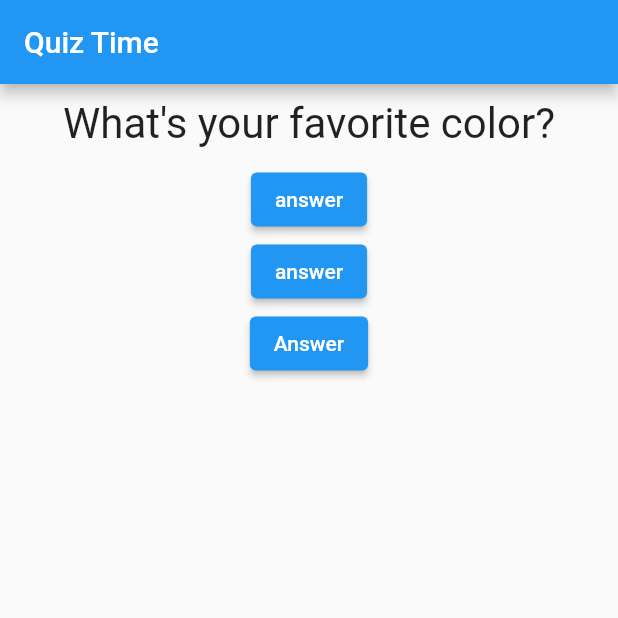
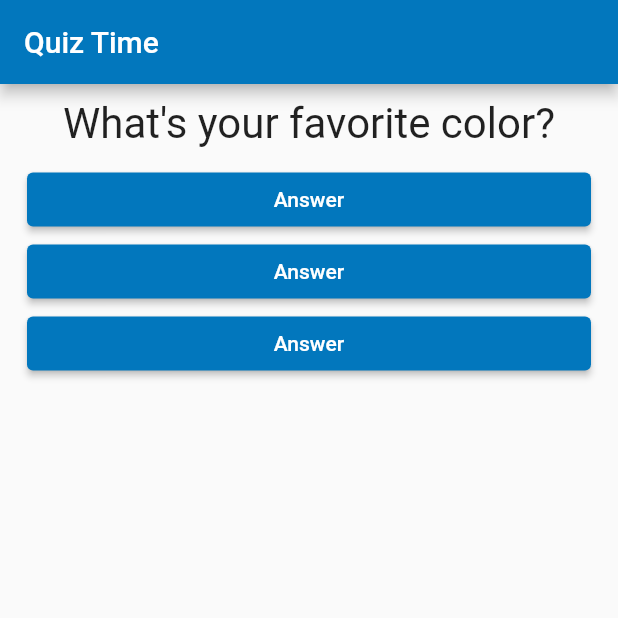
Before and after one commit to jacoberick/udemy-quiz, a Flutter app: the screen it shows after launch, on a phone screen of 412 x 824 dp, the top half of it. Run offline on Flutter 3.47's test engine with Material 2 defaults, Android fonts, the phone set to English and light mode, and no system bars.

Commit message:
color changes, passed _answerQuestion to answer Widget

```diff
--- /dev/null
+++ b/lib/answer.dart
@@ -0,0 +1,23 @@
+import "package:flutter/material.dart";
+
+class Answer extends StatelessWidget {
+  final VoidCallback selectHandler;
+
+  const Answer(this.selectHandler, {Key? key}) : super(key: key);
+
+  @override
+  Widget build(BuildContext context) {
+    return Container(
+      margin: const EdgeInsets.symmetric(horizontal: 18),
+      width: double.infinity,
+      child: ElevatedButton(
+        style: ButtonStyle(
+          backgroundColor: MaterialStateProperty.all(Colors.lightBlue[800]),
+          foregroundColor: MaterialStateProperty.all(Colors.white),
+        ),
+        onPressed: selectHandler,
+        child: const Text('Answer'),
+      ),
+    );
+  }
+}
--- a/lib/main.dart
+++ b/lib/main.dart
@@ -1,6 +1,7 @@
 import "package:flutter/material.dart";
 
 import "./question.dart";
+import "./answer.dart";
 
 void main() => runApp(const MyApp());
 
@@ -16,6 +17,7 @@ class MyApp extends StatefulWidget {
 class _MyAppState extends State<MyApp> {
   var _questionIndex = 0;
 
+  // handles the answering of a question
   void _answerQuestion() {
     setState(() {
       _questionIndex++;
@@ -35,24 +37,16 @@ class _MyAppState extends State<MyApp> {
       home: Scaffold(
         appBar: AppBar(
           title: const Text('Quiz Time'),
+          backgroundColor: Colors.lightBlue[800],
         ),
         body: Column(
           children: [
             // Question Field
             Question(questions[_questionIndex]),
             // Answers
-            ElevatedButton(
-              onPressed: _answerQuestion,
-              child: const Text('answer'),
-            ),
-            ElevatedButton(
-              onPressed: _answerQuestion,
-              child: const Text('answer'),
-            ),
-            ElevatedButton(
-              onPressed: _answerQuestion,
-              child: const Text('Answer'),
-            ),
+            Answer(_answerQuestion),
+            Answer(_answerQuestion),
+            Answer(_answerQuestion),
           ],
         ),
       ),
```
